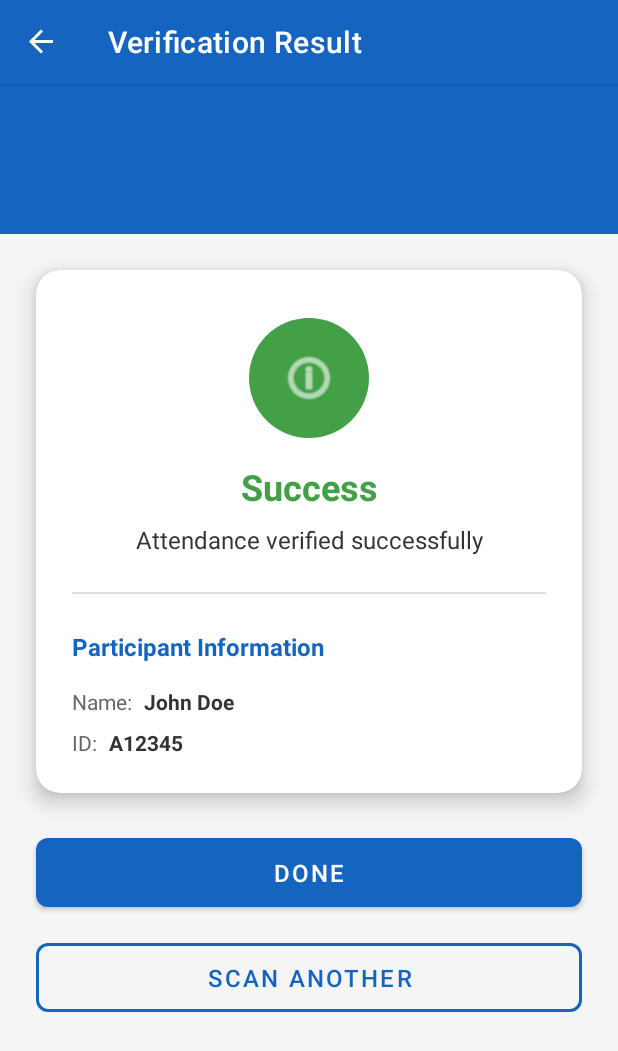
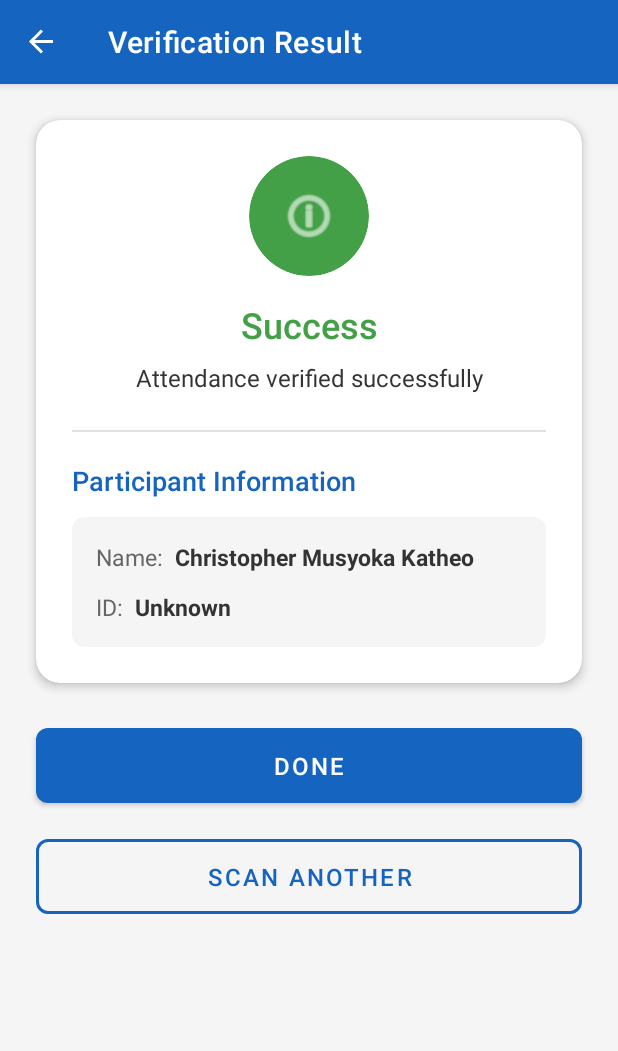
Before and after one commit to CardenDante/AttendanceApp, an Android app built with Jetpack Compose: the VerificationResultFragment screen opened through its navigation route, on a phone screen of 412 x 824 dp. Shown: the top 1051 px of the screen. Run offline under Robolectric (Android 15) with nearby library versions, the phone set to English and light mode, and no system bars; our stand-ins replace navigation-ui.

Commit message:
ver layout

```diff
--- a/app/src/main/java/com/example/attendanceapp/ui/VerificationResultFragment.kt
+++ b/app/src/main/java/com/example/attendanceapp/ui/VerificationResultFragment.kt
@@ -1,4 +1,3 @@
-// ui/VerificationResultFragment.kt
 package com.example.attendanceapp.ui
 
 import android.os.Bundle
@@ -43,7 +42,10 @@ class VerificationResultFragment : Fragment() {
         viewModel = ViewModelProvider(requireActivity())[AttendanceViewModel::class.java]
 
         // Initialize views
-        ivResultIcon = view.findViewById(R.id.ivResultIcon)
+        // Look for ivResultIcon inside the cardResultIcon container
+        val cardResultIcon = view.findViewById<View>(R.id.cardResultIcon)
+        ivResultIcon = cardResultIcon.findViewById(R.id.ivResultIcon) ?: view.findViewById(R.id.ivResultIcon)
+
         tvStatus = view.findViewById(R.id.tvStatus)
         tvMessage = view.findViewById(R.id.tvMessage)
         tvParticipantName = view.findViewById(R.id.tvParticipantName)
@@ -51,18 +53,13 @@ class VerificationResultFragment : Fragment() {
         btnDone = view.findViewById(R.id.btnDone)
         btnScanAnother = view.findViewById(R.id.btnScanAnother)
 
-        // Set up back button
-        view.findViewById<ImageView>(R.id.ivBackButton)?.setOnClickListener {
-            findNavController().navigateUp()
-        }
-
         // Set up button click listeners
         btnDone.setOnClickListener {
-            findNavController().navigate(R.id.homeFragment as Int)
+            findNavController().navigate(R.id.action_verificationResultFragment_to_homeFragment)
         }
 
         btnScanAnother.setOnClickListener {
-            findNavController().navigate(R.id.scannerFragment as Int)
+            findNavController().navigate(R.id.action_verificationResultFragment_to_scannerFragment)
         }
 
         // Observe ViewModel
@@ -79,13 +76,23 @@ class VerificationResultFragment : Fragment() {
 
     private fun updateUI(isSuccess: Boolean, message: String, name: String?, id: String?) {
         if (isSuccess) {
-            ivResultIcon.setImageResource(R.drawable.ic_check)
-            ivResultIcon.setBackgroundResource(R.drawable.bg_circle_success)
+            try {
+                ivResultIcon.setImageResource(R.drawable.ic_check)
+                ivResultIcon.setBackgroundResource(R.drawable.bg_circle_success)
+            } catch (e: Exception) {
+                // Fallback to system icon if custom icons aren't available
+                ivResultIcon.setImageResource(android.R.drawable.ic_menu_info_details)
+            }
             tvStatus.text = "Success"
             tvStatus.setTextColor(resources.getColor(R.color.success, null))
         } else {
-            ivResultIcon.setImageResource(R.drawable.ic_error)
-            ivResultIcon.setBackgroundResource(R.drawable.bg_circle_error)
+            try {
+                ivResultIcon.setImageResource(R.drawable.ic_error)
+                ivResultIcon.setBackgroundResource(R.drawable.bg_circle_error)
+            } catch (e: Exception) {
+                // Fallback to system icon if custom icons aren't available
+                ivResultIcon.setImageResource(android.R.drawable.ic_dialog_alert)
+            }
             tvStatus.text = "Error"
             tvStatus.setTextColor(resources.getColor(R.color.error, null))
         }
--- a/app/src/main/res/layout/fragment_verification_result.xml
+++ b/app/src/main/res/layout/fragment_verification_result.xml
@@ -6,37 +6,7 @@
                                                    android:layout_height="match_parent"
                                                    android:background="@color/light_gray">
 
-    <View
-            android:id="@+id/headerBackground"
-            android:layout_width="0dp"
-            android:layout_height="100dp"
-            android:background="@color/primary"
-            app:layout_constraintEnd_toEndOf="parent"
-            app:layout_constraintStart_toStartOf="parent"
-            app:layout_constraintTop_toTopOf="parent" app:layout_constraintHorizontal_bias="0.0"/>
-    <ImageView
-            android:id="@+id/ivBackButton"
-            android:layout_width="48dp"
-            android:layout_height="48dp"
-            android:layout_margin="16dp"
-            android:background="?attr/selectableItemBackgroundBorderless"
-            android:padding="12dp"
-            app:layout_constraintStart_toStartOf="parent"
-            app:layout_constraintTop_toTopOf="parent"
-            app:tint="@color/white" />
-
-    <TextView
-            android:id="@+id/tvScreenTitle"
-            android:layout_width="wrap_content"
-            android:layout_height="wrap_content"
-            android:textColor="@color/white"
-            android:textSize="20sp"
-            android:textStyle="bold"
-            app:layout_constraintBottom_toBottomOf="@id/ivBackButton"
-            app:layout_constraintEnd_toEndOf="parent"
-            app:layout_constraintStart_toStartOf="parent"
-            app:layout_constraintTop_toTopOf="@id/ivBackButton" />
-
+    <!-- Enhanced result card, now at the top of the screen -->
     <com.google.android.material.card.MaterialCardView
             android:id="@+id/cardResult"
             android:layout_width="0dp"
@@ -44,29 +14,39 @@
             android:layout_marginHorizontal="24dp"
             android:layout_marginTop="24dp"
             app:cardCornerRadius="16dp"
-            app:cardElevation="8dp"
+            app:cardElevation="4dp"
             app:layout_constraintEnd_toEndOf="parent"
             app:layout_constraintStart_toStartOf="parent"
-            app:layout_constraintTop_toBottomOf="@id/headerBackground">
+            app:layout_constraintTop_toTopOf="parent">
 
         <androidx.constraintlayout.widget.ConstraintLayout
                 android:layout_width="match_parent"
                 android:layout_height="wrap_content"
                 android:padding="24dp">
 
+            <!-- Stylized result icon with circular background -->
+            <com.google.android.material.card.MaterialCardView
+                    android:id="@+id/cardResultIcon"
+                    android:layout_width="80dp"
+                    android:layout_height="80dp"
+                    app:cardCornerRadius="40dp"
+                    app:cardElevation="0dp"
+                    app:cardBackgroundColor="@color/success"
+                    app:layout_constraintEnd_toEndOf="parent"
+                    app:layout_constraintStart_toStartOf="parent"
+                    app:layout_constraintTop_toTopOf="parent">
+
                 <ImageView
                         android:id="@+id/ivResultIcon"
-                    android:layout_width="80dp"
-                    android:layout_height="80dp"
-                    android:layout_marginTop="8dp"
-                    android:background="@drawable/bg_circle_success"
+                        android:layout_width="match_parent"
+                        android:layout_height="match_parent"
                         android:padding="20dp"
                         android:src="@android:drawable/ic_menu_info_details"
-                    app:layout_constraintEnd_toEndOf="parent"
-                    app:layout_constraintStart_toStartOf="parent"
-                    app:layout_constraintTop_toTopOf="parent"
+                        android:scaleType="fitCenter"
                         app:tint="@color/white" />
+            </com.google.android.material.card.MaterialCardView>
 
+            <!-- Status text with improved typography -->
             <TextView
                     android:id="@+id/tvStatus"
                     android:layout_width="wrap_content"
@@ -75,11 +55,12 @@
                     android:text="Success"
                     android:textColor="@color/success"
                     android:textSize="24sp"
-                    android:textStyle="bold"
+                    android:fontFamily="sans-serif-medium"
                     app:layout_constraintEnd_toEndOf="parent"
                     app:layout_constraintStart_toStartOf="parent"
-                    app:layout_constraintTop_toBottomOf="@id/ivResultIcon" />
+                    app:layout_constraintTop_toBottomOf="@id/cardResultIcon" />
 
+            <!-- Message with improved typography and spacing -->
             <TextView
                     android:id="@+id/tvMessage"
                     android:layout_width="0dp"
@@ -89,10 +70,12 @@
                     android:text="Attendance verified successfully"
                     android:textColor="@color/dark_gray"
                     android:textSize="16sp"
+                    android:lineSpacingExtra="4dp"
                     app:layout_constraintEnd_toEndOf="parent"
                     app:layout_constraintStart_toStartOf="parent"
                     app:layout_constraintTop_toBottomOf="@id/tvStatus" />
 
+            <!-- Enhanced divider -->
             <View
                     android:id="@+id/divider"
                     android:layout_width="0dp"
@@ -103,50 +86,68 @@
                     app:layout_constraintStart_toStartOf="parent"
                     app:layout_constraintTop_toBottomOf="@id/tvMessage" />
 
+            <!-- Participant info section with improved styling -->
             <TextView
                     android:id="@+id/tvParticipantInfoTitle"
                     android:layout_width="wrap_content"
                     android:layout_height="wrap_content"
-                    android:layout_marginTop="24dp"
+                    android:layout_marginTop="20dp"
                     android:text="Participant Information"
                     android:textColor="@color/primary"
-                    android:textSize="16sp"
-                    android:textStyle="bold"
+                    android:textSize="18sp"
+                    android:fontFamily="sans-serif-medium"
                     app:layout_constraintStart_toStartOf="parent"
                     app:layout_constraintTop_toBottomOf="@id/divider" />
 
+            <!-- Participant info container with subtle background -->
+            <androidx.cardview.widget.CardView
+                    android:id="@+id/cardParticipantInfo"
+                    android:layout_width="match_parent"
+                    android:layout_height="wrap_content"
+                    android:layout_marginTop="12dp"
+                    app:cardCornerRadius="8dp"
+                    app:cardElevation="0dp"
+                    app:cardBackgroundColor="#F5F5F5"
+                    app:layout_constraintTop_toBottomOf="@id/tvParticipantInfoTitle">
+
+                <androidx.constraintlayout.widget.ConstraintLayout
+                        android:layout_width="match_parent"
+                        android:layout_height="wrap_content"
+                        android:padding="16dp">
+
+                    <!-- Participant name with improved layout -->
                     <TextView
                             android:id="@+id/tvParticipantNameLabel"
                             android:layout_width="wrap_content"
                             android:layout_height="wrap_content"
-                    android:layout_marginTop="16dp"
                             android:text="Name:"
                             android:textColor="@color/text_secondary"
-                    android:textSize="14sp"
+                            android:textSize="15sp"
                             app:layout_constraintStart_toStartOf="parent"
-                    app:layout_constraintTop_toBottomOf="@id/tvParticipantInfoTitle" />
+                            app:layout_constraintTop_toTopOf="parent" />
 
                     <TextView
                             android:id="@+id/tvParticipantName"
                             android:layout_width="0dp"
                             android:layout_height="wrap_content"
                             android:layout_marginStart="8dp"
-                    android:text="John Doe"
+                            android:text="Christopher Musyoka Katheo"
                             android:textColor="@color/dark_gray"
-                    android:textSize="14sp"
+                            android:textSize="15sp"
                             android:textStyle="bold"
                             app:layout_constraintEnd_toEndOf="parent"
                             app:layout_constraintStart_toEndOf="@id/tvParticipantNameLabel"
                             app:layout_constraintTop_toTopOf="@id/tvParticipantNameLabel" />
 
+                    <!-- Participant ID with improved layout -->
                     <TextView
                             android:id="@+id/tvParticipantIdLabel"
                             android:layout_width="wrap_content"
                             android:layout_height="wrap_content"
-                    android:layout_marginTop="8dp"
+                            android:layout_marginTop="12dp"
                             android:text="ID:"
                             android:textColor="@color/text_secondary"
-                    android:textSize="14sp"
+                            android:textSize="15sp"
                             app:layout_constraintStart_toStartOf="parent"
                             app:layout_constraintTop_toBottomOf="@id/tvParticipantNameLabel" />
 
@@ -155,31 +156,35 @@
                             android:layout_width="0dp"
                             android:layout_height="wrap_content"
                             android:layout_marginStart="8dp"
-                    android:text="A12345"
+                            android:text="Unknown"
                             android:textColor="@color/dark_gray"
-                    android:textSize="14sp"
+                            android:textSize="15sp"
                             android:textStyle="bold"
                             app:layout_constraintEnd_toEndOf="parent"
                             app:layout_constraintStart_toEndOf="@id/tvParticipantIdLabel"
                             app:layout_constraintTop_toTopOf="@id/tvParticipantIdLabel" />
-
+                </androidx.constraintlayout.widget.ConstraintLayout>
+            </androidx.cardview.widget.CardView>
         </androidx.constraintlayout.widget.ConstraintLayout>
     </com.google.android.material.card.MaterialCardView>
 
+    <!-- Primary action button with improved styling -->
     <com.google.android.material.button.MaterialButton
             android:id="@+id/btnDone"
             android:layout_width="0dp"
             android:layout_height="wrap_content"
             android:layout_marginHorizontal="24dp"
             android:layout_marginTop="24dp"
-            android:paddingVertical="12dp"
+            android:paddingVertical="14dp"
             android:text="DONE"
             android:textSize="16sp"
             app:cornerRadius="8dp"
+            app:backgroundTint="@color/primary"
             app:layout_constraintEnd_toEndOf="parent"
             app:layout_constraintStart_toStartOf="parent"
             app:layout_constraintTop_toBottomOf="@id/cardResult" />
 
+    <!-- Secondary action button with improved styling -->
     <com.google.android.material.button.MaterialButton
             android:id="@+id/btnScanAnother"
             style="@style/Widget.MaterialComponents.Button.OutlinedButton"
@@ -187,15 +192,15 @@
             android:layout_height="wrap_content"
             android:layout_marginHorizontal="24dp"
             android:layout_marginTop="12dp"
-            android:paddingVertical="12dp"
+            android:paddingVertical="14dp"
             android:text="SCAN ANOTHER"
             android:textColor="@color/primary"
             android:textSize="16sp"
             app:cornerRadius="8dp"
+            app:strokeColor="@color/primary"
+            app:strokeWidth="2dp"
             app:layout_constraintEnd_toEndOf="parent"
             app:layout_constraintStart_toStartOf="parent"
-            app:layout_constraintTop_toBottomOf="@id/btnDone"
-            app:strokeColor="@color/primary"
-            app:strokeWidth="2dp" />
+            app:layout_constraintTop_toBottomOf="@id/btnDone" />
 
 </androidx.constraintlayout.widget.ConstraintLayout>
```
Lines whose indentation alone changed are shown as unchanged.
